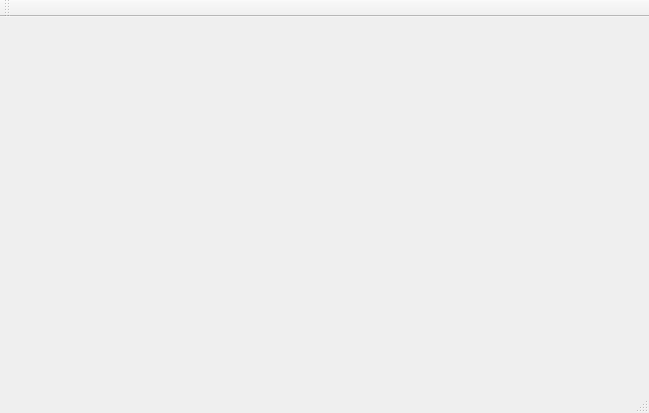
First picture: the form in QT_SeaBattle/SeaBattle/mainwindow.ui, repository asologubova/17209_sologubova, before the edit.
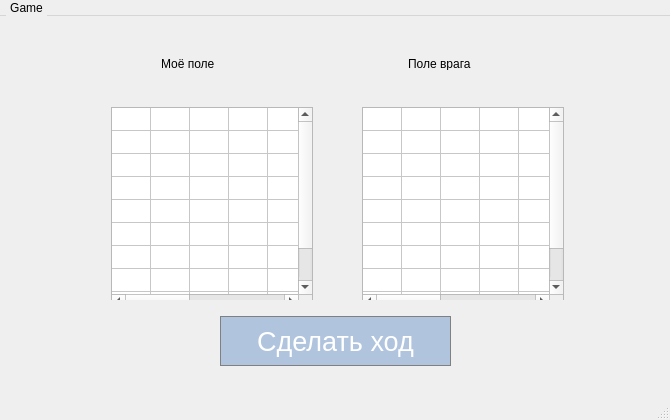
Second picture: the form after the edit.

```diff
--- a/QT_SeaBattle/SeaBattle/mainwindow.ui
+++ b/QT_SeaBattle/SeaBattle/mainwindow.ui
@@ -6,33 +6,382 @@
    <rect>
     <x>0</x>
     <y>0</y>
-    <width>649</width>
-    <height>413</height>
+    <width>670</width>
+    <height>420</height>
    </rect>
   </property>
+  <property name="minimumSize">
+   <size>
+    <width>670</width>
+    <height>420</height>
+   </size>
+  </property>
+  <property name="maximumSize">
+   <size>
+    <width>670</width>
+    <height>420</height>
+   </size>
+  </property>
   <property name="windowTitle">
    <string>MainWindow</string>
   </property>
-  <widget class="QWidget" name="centralWidget"/>
+  <widget class="QWidget" name="centralWidget">
+   <widget class="QPushButton" name="pushButton_shoot">
+    <property name="geometry">
+     <rect>
+      <x>220</x>
+      <y>300</y>
+      <width>231</width>
+      <height>50</height>
+     </rect>
+    </property>
+    <property name="minimumSize">
+     <size>
+      <width>0</width>
+      <height>0</height>
+     </size>
+    </property>
+    <property name="maximumSize">
+     <size>
+      <width>500</width>
+      <height>50</height>
+     </size>
+    </property>
+    <property name="font">
+     <font>
+      <pointsize>20</pointsize>
+     </font>
+    </property>
+    <property name="layoutDirection">
+     <enum>Qt::LeftToRight</enum>
+    </property>
+    <property name="styleSheet">
+     <string notr="true">QPushButton {
+  background-color: #B0C4DE;
+  color: white; 
+  border: 1px solid gray;
+}
+
+QPushButton:pressed {
+    background-color: qlineargradient(x1: 0, y1: 0, x2: 0, y2: 1,
+                                      stop: 0 #4A82B4, stop: 1 #B0C4DE);
+}</string>
+    </property>
+    <property name="text">
+     <string>Сделать ход</string>
+    </property>
+   </widget>
+   <widget class="QWidget" name="layoutWidget">
+    <property name="geometry">
+     <rect>
+      <x>100</x>
+      <y>80</y>
+      <width>468</width>
+      <height>204</height>
+     </rect>
+    </property>
+    <layout class="QHBoxLayout" name="horizontalLayout_2">
+     <item>
+      <widget class="QTableWidget" name="tableWidget_myField">
+       <property name="minimumSize">
+        <size>
+         <width>202</width>
+         <height>202</height>
+        </size>
+       </property>
+       <property name="maximumSize">
+        <size>
+         <width>202</width>
+         <height>202</height>
+        </size>
+       </property>
+       <property name="contextMenuPolicy">
+        <enum>Qt::DefaultContextMenu</enum>
+       </property>
+       <property name="verticalScrollBarPolicy">
+        <enum>Qt::ScrollBarAsNeeded</enum>
+       </property>
+       <property name="horizontalScrollBarPolicy">
+        <enum>Qt::ScrollBarAsNeeded</enum>
+       </property>
+       <property name="autoScroll">
+        <bool>true</bool>
+       </property>
+       <property name="autoScrollMargin">
+        <number>16</number>
+       </property>
+       <property name="wordWrap">
+        <bool>true</bool>
+       </property>
+       <property name="rowCount">
+        <number>10</number>
+       </property>
+       <property name="columnCount">
+        <number>10</number>
+       </property>
+       <attribute name="horizontalHeaderVisible">
+        <bool>false</bool>
+       </attribute>
+       <attribute name="horizontalHeaderDefaultSectionSize">
+        <number>39</number>
+       </attribute>
+       <attribute name="horizontalHeaderHighlightSections">
+        <bool>false</bool>
+       </attribute>
+       <attribute name="horizontalHeaderMinimumSectionSize">
+        <number>20</number>
+       </attribute>
+       <attribute name="verticalHeaderVisible">
+        <bool>false</bool>
+       </attribute>
+       <attribute name="verticalHeaderDefaultSectionSize">
+        <number>23</number>
+       </attribute>
+       <attribute name="verticalHeaderHighlightSections">
+        <bool>false</bool>
+       </attribute>
+       <attribute name="verticalHeaderMinimumSectionSize">
+        <number>20</number>
+       </attribute>
+       <attribute name="verticalHeaderShowSortIndicator" stdset="0">
+        <bool>false</bool>
+       </attribute>
+       <row/>
+       <row/>
+       <row/>
+       <row/>
+       <row/>
+       <row/>
+       <row/>
+       <row/>
+       <row/>
+       <row/>
+       <column/>
+       <column/>
+       <column/>
+       <column/>
+       <column/>
+       <column/>
+       <column/>
+       <column/>
+       <column/>
+       <column/>
+      </widget>
+     </item>
+     <item>
+      <spacer name="horizontalSpacer">
+       <property name="orientation">
+        <enum>Qt::Horizontal</enum>
+       </property>
+       <property name="sizeType">
+        <enum>QSizePolicy::Fixed</enum>
+       </property>
+       <property name="sizeHint" stdset="0">
+        <size>
+         <width>50</width>
+         <height>20</height>
+        </size>
+       </property>
+      </spacer>
+     </item>
+     <item>
+      <widget class="QTableWidget" name="tableWidget_enemyField">
+       <property name="minimumSize">
+        <size>
+         <width>202</width>
+         <height>202</height>
+        </size>
+       </property>
+       <property name="maximumSize">
+        <size>
+         <width>202</width>
+         <height>202</height>
+        </size>
+       </property>
+       <property name="styleSheet">
+        <string notr="true"/>
+       </property>
+       <property name="autoScroll">
+        <bool>true</bool>
+       </property>
+       <property name="showGrid">
+        <bool>true</bool>
+       </property>
+       <property name="wordWrap">
+        <bool>true</bool>
+       </property>
+       <property name="cornerButtonEnabled">
+        <bool>true</bool>
+       </property>
+       <property name="rowCount">
+        <number>10</number>
+       </property>
+       <property name="columnCount">
+        <number>10</number>
+       </property>
+       <attribute name="horizontalHeaderVisible">
+        <bool>false</bool>
+       </attribute>
+       <attribute name="horizontalHeaderDefaultSectionSize">
+        <number>39</number>
+       </attribute>
+       <attribute name="horizontalHeaderHighlightSections">
+        <bool>false</bool>
+       </attribute>
+       <attribute name="horizontalHeaderMinimumSectionSize">
+        <number>20</number>
+       </attribute>
+       <attribute name="verticalHeaderVisible">
+        <bool>false</bool>
+       </attribute>
+       <attribute name="verticalHeaderDefaultSectionSize">
+        <number>23</number>
+       </attribute>
+       <attribute name="verticalHeaderHighlightSections">
+        <bool>false</bool>
+       </attribute>
+       <attribute name="verticalHeaderMinimumSectionSize">
+        <number>20</number>
+       </attribute>
+       <row/>
+       <row/>
+       <row/>
+       <row/>
+       <row/>
+       <row/>
+       <row/>
+       <row/>
+       <row/>
+       <row/>
+       <column/>
+       <column/>
+       <column/>
+       <column/>
+       <column/>
+       <column/>
+       <column/>
+       <column/>
+       <column/>
+       <column/>
+      </widget>
+     </item>
+    </layout>
+   </widget>
+   <widget class="QWidget" name="layoutWidget">
+    <property name="geometry">
+     <rect>
+      <x>150</x>
+      <y>30</y>
+      <width>389</width>
+      <height>35</height>
+     </rect>
+    </property>
+    <layout class="QHBoxLayout" name="horizontalLayout">
+     <item>
+      <widget class="QLabel" name="label">
+       <property name="styleSheet">
+        <string notr="true">QLabel {
+	font: 75 20pt &quot;MS Shell Dlg 2&quot;;
+  qproperty-alignment: 'AlignVCenter | AlignCenter';
+ 
+}</string>
+       </property>
+       <property name="text">
+        <string>Моё поле</string>
+       </property>
+      </widget>
+     </item>
+     <item>
+      <spacer name="horizontalSpacer_2">
+       <property name="orientation">
+        <enum>Qt::Horizontal</enum>
+       </property>
+       <property name="sizeType">
+        <enum>QSizePolicy::Fixed</enum>
+       </property>
+       <property name="sizeHint" stdset="0">
+        <size>
+         <width>120</width>
+         <height>20</height>
+        </size>
+       </property>
+      </spacer>
+     </item>
+     <item>
+      <widget class="QLabel" name="label_2">
+       <property name="styleSheet">
+        <string notr="true">QLabel {
+	font: 75 20pt &quot;MS Shell Dlg 2&quot;;
+  qproperty-alignment: 'AlignVCenter | AlignCenter';
+ 
+}
+
+font: 75 20pt &quot;MS Shell Dlg 2&quot;;</string>
+       </property>
+       <property name="text">
+        <string>Поле врага</string>
+       </property>
+      </widget>
+     </item>
+    </layout>
+   </widget>
+  </widget>
+  <widget class="QStatusBar" name="statusBar"/>
   <widget class="QMenuBar" name="menuBar">
    <property name="geometry">
     <rect>
      <x>0</x>
      <y>0</y>
-     <width>649</width>
-     <height>21</height>
+     <width>670</width>
+     <height>18</height>
     </rect>
    </property>
+   <property name="styleSheet">
+    <string notr="true"> QMenuBar {
+     background-color: qlineargradient(x1:0, y1:0, x2:0, y2:1,
+                                       stop:0 lightgray, stop:1 darkgray);
+ }
+
+ QMenuBar::item {
+     spacing: 3px; /* spacing between menu bar items */
+     padding: 1px 4px;
+     background: transparent;
+     border-radius: 4px;
+ }
+
+ QMenuBar::item:selected { /* when selected using mouse or keyboard */
+     background: #a8a8a8;
+ }
+
+ QMenuBar::item:pressed {
+     background: #888888;
+ }</string>
+   </property>
+   <widget class="QMenu" name="menuGame">
+    <property name="title">
+     <string>Game</string>
+    </property>
+    <addaction name="actionstart_game"/>
+    <addaction name="actionsave_game"/>
+    <addaction name="actionopen_saved_game"/>
+   </widget>
+   <addaction name="menuGame"/>
   </widget>
-  <widget class="QToolBar" name="mainToolBar">
-   <attribute name="toolBarArea">
-    <enum>TopToolBarArea</enum>
-   </attribute>
-   <attribute name="toolBarBreak">
-    <bool>false</bool>
-   </attribute>
-  </widget>
-  <widget class="QStatusBar" name="statusBar"/>
+  <action name="actionstart_game">
+   <property name="text">
+    <string>new game</string>
+   </property>
+  </action>
+  <action name="actionsave_game">
+   <property name="text">
+    <string>save game</string>
+   </property>
+  </action>
+  <action name="actionopen_saved_game">
+   <property name="text">
+    <string>open saved game</string>
+   </property>
+  </action>
  </widget>
  <layoutdefault spacing="6" margin="11"/>
  <resources/>
```
